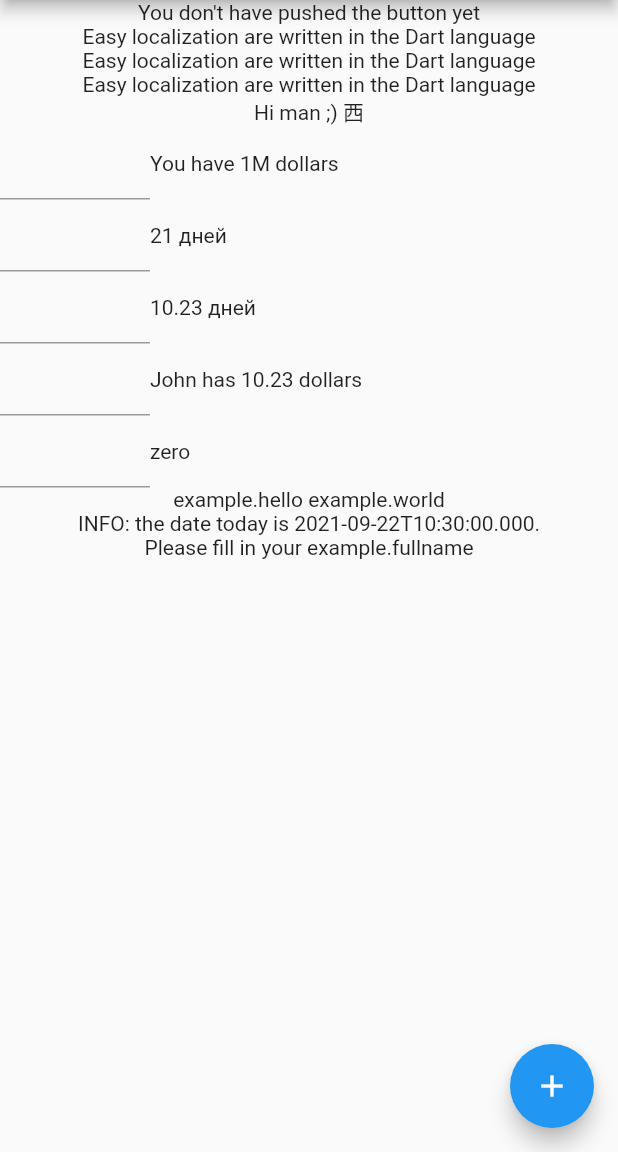
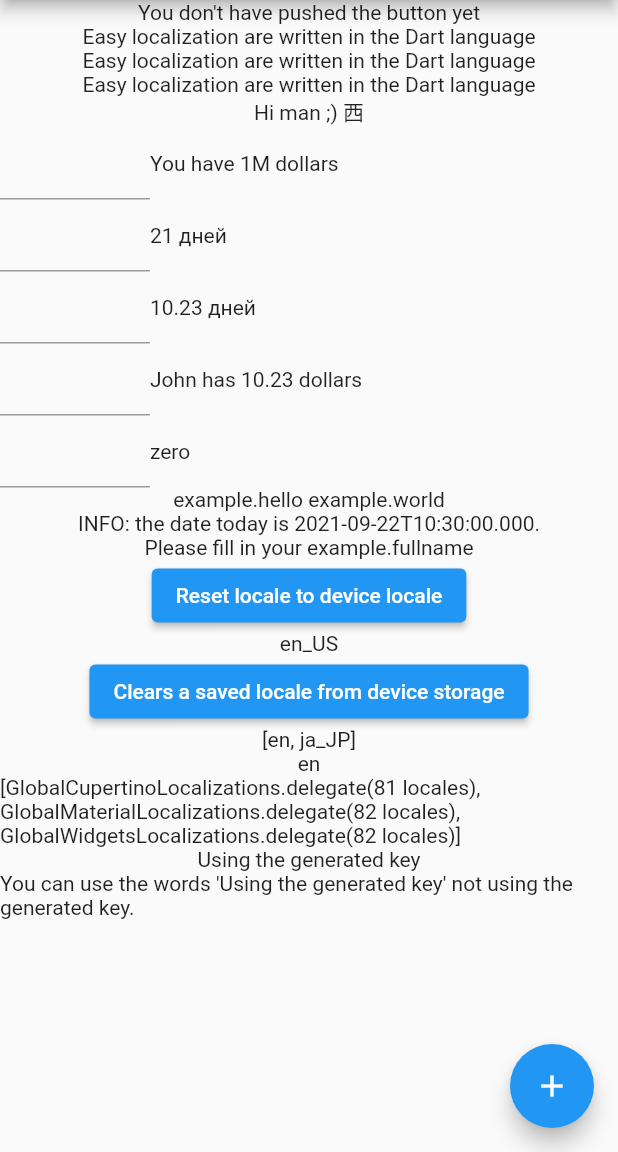
Before and after one commit to atahatah/practice_easy_localization, a Flutter app: the screen it shows after launch, on a phone screen of 412 x 824 dp, the part 84-1236 px from its top. Run offline on Flutter 3.47's test engine with Material 2 defaults, Android fonts, the phone set to English and light mode, and no system bars; our stand-ins replace easy_localization.

Commit message:
Reset locale resetLocale() Get device locale deviceLocale Delete save locale deleteSaveLocale() Get Easy localization widget properties Code generation

```diff
--- a/assets/translations/en.json
+++ b/assets/translations/en.json
@@ -54,5 +54,9 @@
   "example2": {
     "fullName": "Full Name",
     "emptyNameError": "Please fill in your @.lower:example.fullName"
-  }
+  },
+  "reset_locale": "Reset locale to device locale",
+  "delete_locale": "Clears a saved locale from device storage",
+  "generated": "Using the generated key",
+  "not_generated": "You can use the words '{}' not using the generated key."
 }
--- a/assets/translations/ja-JP.json
+++ b/assets/translations/ja-JP.json
@@ -48,5 +48,9 @@
   "example2": {
     "fullName": "Full Name",
     "emptyNameError": "Please fill in your @.lower:example2.fullName"
-  }
+  },
+  "reset_locale": "デバイスの地域へ地域を戻す",
+  "delete_locale": "デバイスのストレージに保存された地域を削除する",
+  "generated": "生成されたkeyを利用しています",
+  "not_generated": "生成されたkeyを使わなくても文字列「{}」は使えます"
 }
--- a/lib/main.dart
+++ b/lib/main.dart
@@ -7,6 +7,11 @@
 import 'package:flutter/material.dart';
 import 'package:flutter_localizations/flutter_localizations.dart';
 import 'package:easy_localization/easy_localization.dart';
+// このファイルは
+// flutter pub run easy_localization:generate -S assets/translations -f keys
+// というコマンドを実行して生成された。
+// それぞれの言語ファイルの更新のたびにコマンドを実行しなおさないと、その単語のkeyが使えない
+import 'package:practice_easy_localization/generated/codegen_loader.g.dart';
 
 void main() async {
   // Needs to be called so that we can await for EasyLocalization.ensureInitialized();
@@ -203,6 +208,25 @@ class _MyHomePageState extends State<MyHomePage> {
               //  -lower
               //  -capitalize 最初だけ大文字
               const Text('example2.emptyNameError').tr(), //Output: Please fill in your full name
+
+              // Reset locale resetLocale()
+              ElevatedButton(
+                  onPressed: () => context.resetLocale(),
+                  child: const Text(LocaleKeys.reset_locale).tr()),
+              // Get device locale deviceLocale
+              Text(context.deviceLocale.toString()),
+              // Delete save locale deleteSaveLocale()
+              ElevatedButton(
+                  onPressed: () => context.resetLocale(),
+                  child: const Text(LocaleKeys.delete_locale).tr()),
+              // Get Easy localization widget properties
+              Text(context.supportedLocales.toString()),
+              Text(context.fallbackLocale.toString()),
+              Text(context.localizationDelegates.toString()),
+
+              // Code generation
+              const Text(LocaleKeys.generated).tr(),
+              const Text('not_generated').tr(args: ['generated'.tr()]),
             ],
           ),
         ),
```
Also changed, not shown: lib/generated/codegen_loader.g.dart (added).
